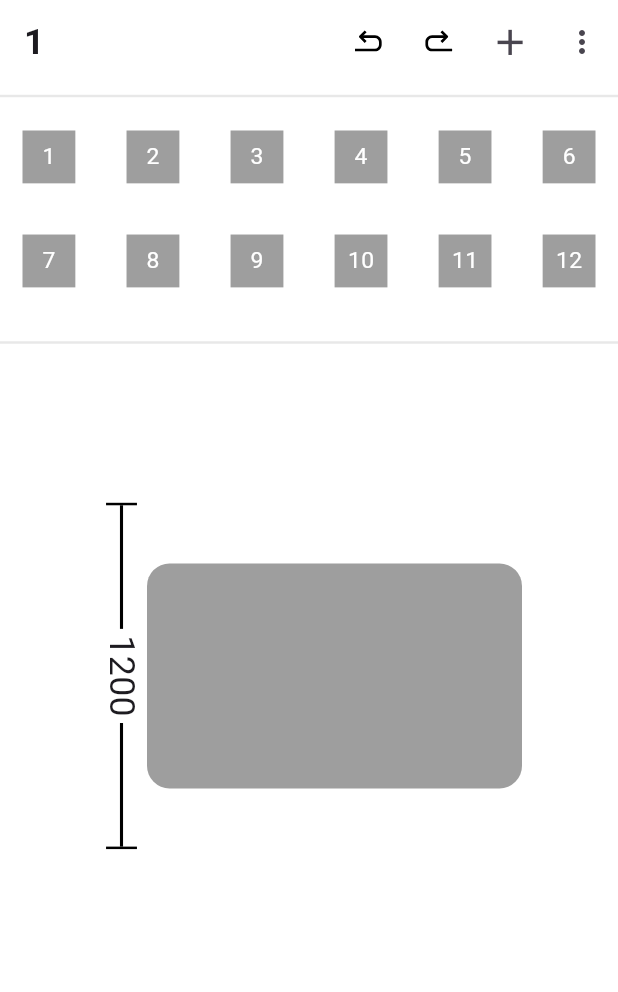
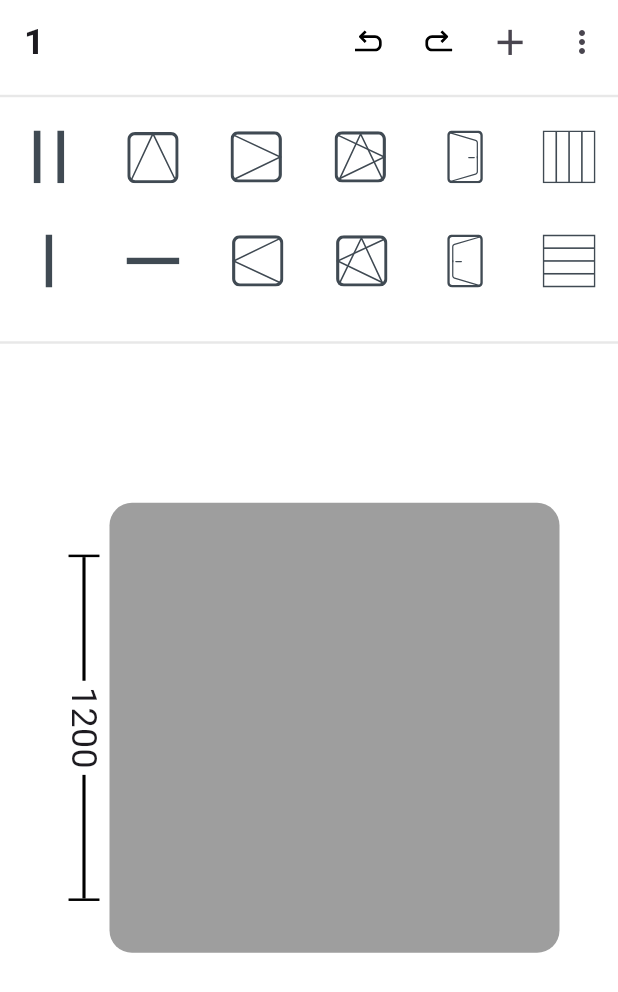
Before and after one commit to KadirovKmck/window_app, a Flutter app: the screen it shows after launch, on a phone screen of 412 x 824 dp. Shown: the top 992 px of the screen. Run offline on Flutter 3.47's test engine with Material 3 defaults, Android fonts, the light colour scheme and no system bars; our stand-ins replace flutter_svg, responsive_sizer.

Commit message:
windows setting view

```diff
--- a/lib/src/presentation/window_setting_view/window_setting_view.dart
+++ b/lib/src/presentation/window_setting_view/window_setting_view.dart
@@ -31,7 +31,14 @@ class WindowView extends StatelessWidget {
             SizedBox(height: 18.h, child: const IconsGrid()),
             Divider(color: const Color(0xffe8e8e8), thickness: 0.2.h),
             SizedBox(height: 12.h),
-            const WindowDisplay(),
+            const Row(
+              mainAxisAlignment: MainAxisAlignment.center,
+              crossAxisAlignment: CrossAxisAlignment.center,
+              children: [
+                MeasurementColumn(),
+                WindowGraphic(),
+              ],
+            ),
           ],
         ),
       ),
@@ -58,71 +65,12 @@ class IconsGrid extends StatelessWidget {
           padding: const EdgeInsets.all(15),
           child: Draggable<String>(
             data: iconPath,
-            feedback: Container(
-              height: 10.h,
-              width: 10.w,
-              color: Colors.blue.withOpacity(0.5),
-              child: Center(
-                child: Text(
-                  '${index + 1}',
-                  style: TextStyle(
-                    color: Colors.white,
-                    fontSize: 20.sp,
-                    fontWeight: FontWeight.bold,
-                  ),
-                ),
-              ),
-            ),
-            childWhenDragging: Opacity(
-              opacity: 0.5,
-              child: Container(
-                height: 1.h,
-                width: 1.w,
-                color: Colors.grey,
-                child: Center(
-                  child: Text(
-                    '${index + 1}',
-                    style: TextStyle(
-                      color: Colors.white,
-                      fontSize: 16.sp,
-                    ),
-                  ),
-                ),
-              ),
-            ),
-            child: Container(
-              height: 1.h,
-              width: 1.w,
-              color: Colors.grey,
-              child: Center(
-                child: Text(
-                  '${index + 1}',
-                  style: TextStyle(
-                    color: Colors.white,
-                    fontSize: 16.sp,
-                  ),
-                ),
-              ),
-            ),
+            feedback: SvgPicture.asset(iconPath),
+            childWhenDragging: SvgPicture.asset(iconPath),
+            child: SvgPicture.asset(iconPath),
           ),
         );
       },
-    );
-  }
-}
-
-class WindowDisplay extends StatelessWidget {
-  const WindowDisplay({super.key});
-
-  @override
-  Widget build(BuildContext context) {
-    return const Row(
-      mainAxisAlignment: MainAxisAlignment.center,
-      crossAxisAlignment: CrossAxisAlignment.center,
-      children: [
-        MeasurementColumn(),
-        WindowGraphic(),
-      ],
     );
   }
 }
@@ -177,8 +125,8 @@ class _WindowGraphicState extends State<WindowGraphic> {
             double iconHeight = 150 / rows;
 
             return Container(
-              height: 150,
-              width: 250,
+              height: 300,
+              width: 300,
               decoration: BoxDecoration(
                 color: Colors.grey,
                 borderRadius: BorderRadius.circular(15),
```
Also changed, not shown: assets/icons/window_left.svg (added), assets/icons/window_right.svg (added).
